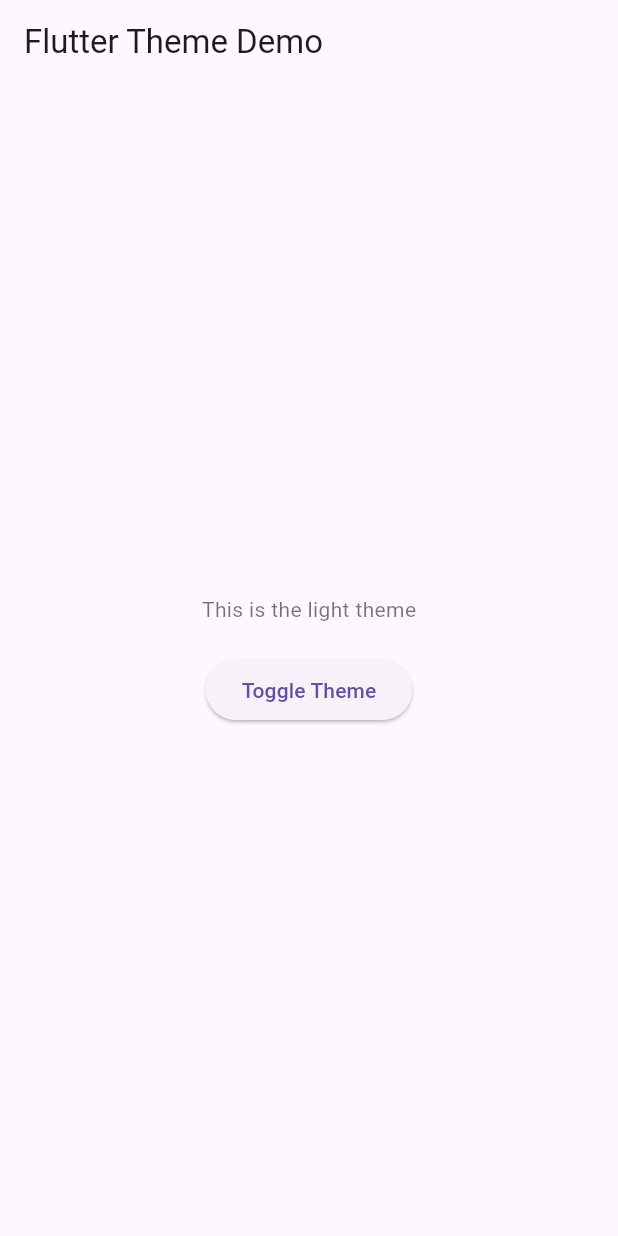
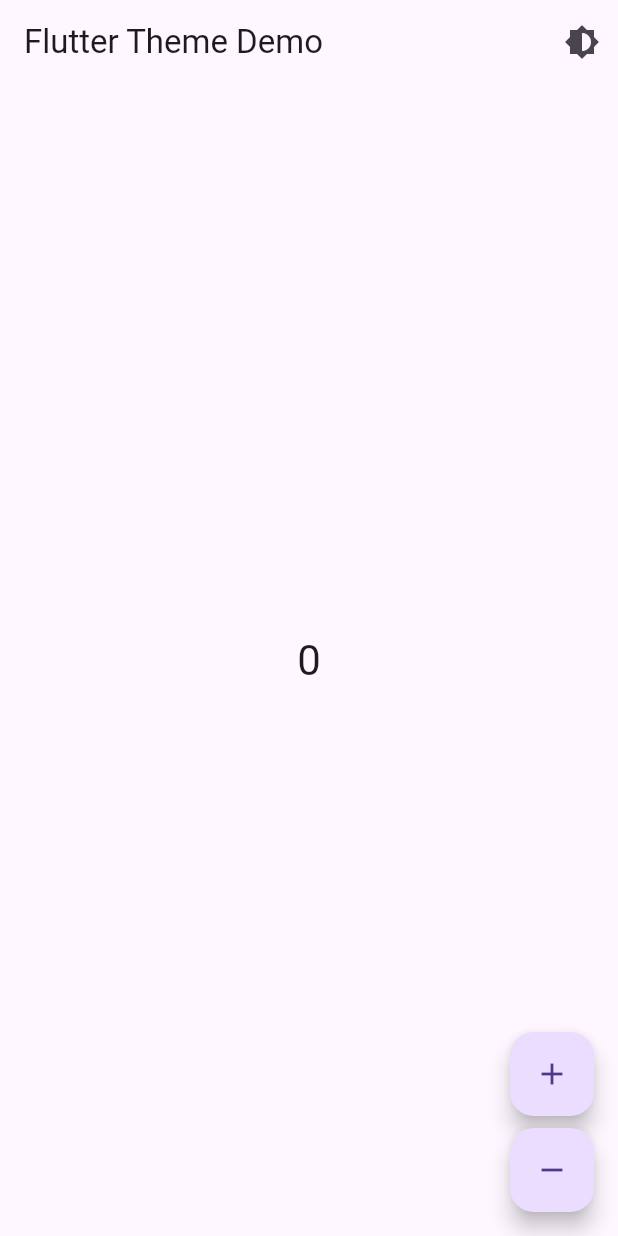
Before and after one commit to RomanDevelop/themes_connection, a Flutter app: the screen it shows after launch, on a phone screen of 412 x 824 dp. Run offline on Flutter 3.47's test engine with Material 3 defaults, Android fonts, the phone set to English and light mode, and no system bars; our stand-ins replace flutter_bloc.

Commit message:
cubit init done

```diff
--- /dev/null
+++ b/lib/counter_cubit.dart
@@ -0,0 +1,8 @@
+import 'package:flutter_bloc/flutter_bloc.dart';
+
+class CounterCubit extends Cubit<int> {
+  CounterCubit() : super(0);
+
+  void increment() => emit(state + 1);
+  void decrement() => emit(state - 1);
+}
--- a/lib/main.dart
+++ b/lib/main.dart
@@ -1,5 +1,7 @@
 import 'package:flutter/material.dart';
+import 'package:flutter_bloc/flutter_bloc.dart';
 import 'package:flutter_application_1/my_home_page.dart';
+import 'package:flutter_application_1/counter_cubit.dart';
 import 'theme_inherited_widget.dart';
 import 'themes.dart';
 
@@ -31,7 +33,10 @@ class _MyAppState extends State<MyApp> {
           return MaterialApp(
             title: 'Flutter Theme Demo',
             theme: ThemeInheritedWidget.of(context)?.theme,
-            home: MyHomePage(),
+            home: BlocProvider(
+              create: (_) => CounterCubit(),
+              child: MyHomePage(),
+            ),
           );
         },
       ),
--- a/lib/my_home_page.dart
+++ b/lib/my_home_page.dart
@@ -1,29 +1,50 @@
 import 'package:flutter/material.dart';
-import 'theme_inherited_widget.dart';
+import 'package:flutter_application_1/theme_inherited_widget.dart';
+import 'package:flutter_bloc/flutter_bloc.dart';
+import 'package:flutter_application_1/counter_cubit.dart';
 
 class MyHomePage extends StatelessWidget {
   @override
   Widget build(BuildContext context) {
-    final themeInheritedWidget = ThemeInheritedWidget.of(context);
+    final counterCubit = context.read<CounterCubit>();
 
     return Scaffold(
       appBar: AppBar(
         title: Text('Flutter Theme Demo'),
+        actions: [
+          IconButton(
+            icon: Icon(Icons.brightness_6),
+            onPressed: () {
+              ThemeInheritedWidget.of(context)?.toggleTheme();
+            },
+          ),
+        ],
       ),
       body: Center(
-        child: Column(
-          mainAxisAlignment: MainAxisAlignment.center,
-          children: <Widget>[
-            Text(
-              'This is the ${themeInheritedWidget?.theme.brightness == Brightness.dark ? "dark" : "light"} theme',
-            ),
-            SizedBox(height: 20),
-            ElevatedButton(
-              onPressed: () => themeInheritedWidget?.toggleTheme(),
-              child: Text('Toggle Theme'),
-            ),
-          ],
+        child: BlocBuilder<CounterCubit, int>(
+          builder: (context, count) {
+            return Text(
+              '$count',
+              style: Theme.of(context).textTheme.headline4,
+            );
+          },
         ),
+      ),
+      floatingActionButton: Column(
+        mainAxisAlignment: MainAxisAlignment.end,
+        children: [
+          FloatingActionButton(
+            onPressed: counterCubit.increment,
+            tooltip: 'Increment',
+            child: Icon(Icons.add),
+          ),
+          SizedBox(height: 8),
+          FloatingActionButton(
+            onPressed: counterCubit.decrement,
+            tooltip: 'Decrement',
+            child: Icon(Icons.remove),
+          ),
+        ],
       ),
     );
   }
--- a/pubspec.yaml
+++ b/pubspec.yaml
@@ -35,6 +35,7 @@ dependencies:
   # The following adds the Cupertino Icons font to your application.
   # Use with the CupertinoIcons class for iOS style icons.
   cupertino_icons: ^1.0.6
+  flutter_bloc: ^8.1.5
 
 dev_dependencies:
   flutter_test:
```
Also changed, not shown: pubspec.lock.
